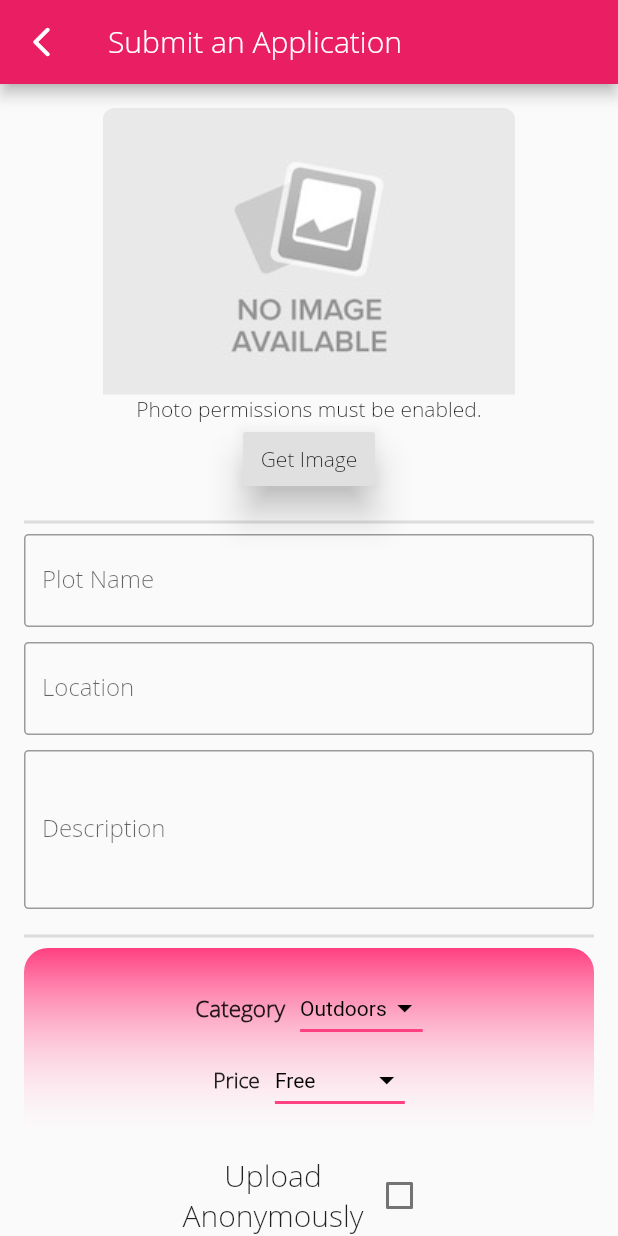
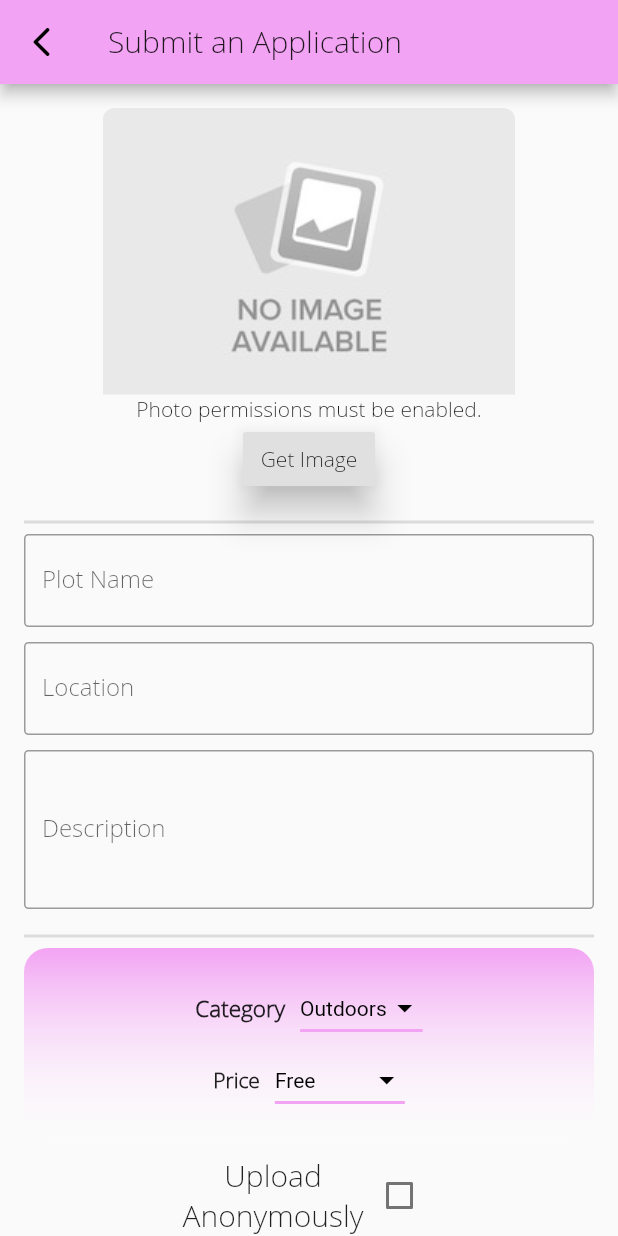
Before and after one commit to hamesjan/cjappp, a Flutter app: the Home screen opened directly, item 3 of the bottom bar chosen, after a tap on the "add" icon, on a phone screen of 412 x 824 dp. Run offline on Flutter 3.47's test engine with Material 2 defaults, Android fonts, the phone set to English and light mode, and no system bars; our stand-ins replace cloud_firestore, device_info, firebase_auth, firebase_core, firebase_storage, flutter_html and 8 more; missing offline and left inert: dart:ffi, firebase_admob, optimized_cached_image; accounts and stored records are empty.

Commit message:
changed colors

```diff
--- a/lib/main.dart
+++ b/lib/main.dart
@@ -3,6 +3,8 @@ import 'package:cjapp/pages/login/login.dart';
 import 'package:cjapp/pages/home.dart';
 import 'package:firebase_auth/firebase_auth.dart' as auth;
 import 'package:firebase_core/firebase_core.dart';
+import 'package:cjapp/services/app_colors.dart';
+
 
 const String testDevice = 'Mobile_id';
 
@@ -23,7 +25,7 @@ class MyApp extends StatelessWidget {
       title: 'plots.',
       theme: ThemeData(
         fontFamily: 'OpenSans',
-        primarySwatch: Colors.pink,
+        primarySwatch: MaterialColor(0xfff2a3f3, color),
       ),
       // home: Home(),
       home: Home(),
--- a/lib/pages/feed/feed.dart
+++ b/lib/pages/feed/feed.dart
@@ -7,6 +7,7 @@ import 'package:firebase_auth/firebase_auth.dart' as auth;
 import 'package:cjapp/services/BaseAuth.dart';
 import 'package:cjapp/widgets/plotserror.dart';
 import 'package:flutter/widgets.dart';
+import 'package:cjapp/services/app_colors.dart';
 import 'package:location/location.dart';
 import 'package:cjapp/pages/map_page/distance_calculator.dart';
 import 'package:cjapp/widgets/no_connection.dart';
@@ -204,7 +205,7 @@ class _FeedState extends State<Feed> {
                               gradient: LinearGradient(
                                   begin: Alignment.topCenter,
                                   end: Alignment.bottomCenter,
-                                  colors: [Colors.pinkAccent, Colors.white10])),
+                                  colors: [MaterialColor(0xfff2a3f3, color), Colors.white10])),
                           child: Row(
                             mainAxisAlignment: MainAxisAlignment.spaceEvenly,
                             children: <Widget>[
@@ -235,7 +236,7 @@ class _FeedState extends State<Feed> {
                                         ),
                                         underline: Container(
                                           height: 2,
-                                          color: Colors.pinkAccent,
+                                          color: MaterialColor(0xfff2a3f3, color),
                                         ),
                                         onChanged: (String newValue) {
                                           setState(() {
@@ -278,7 +279,7 @@ class _FeedState extends State<Feed> {
                                         ),
                                         underline: Container(
                                           height: 2,
-                                          color: Colors.pinkAccent,
+                                          color: MaterialColor(0xfff2a3f3, color),
                                         ),
                                         onChanged: (String newValue) {
                                           setState(() {
@@ -325,7 +326,7 @@ class _FeedState extends State<Feed> {
                                         style: TextStyle(color: Colors.black),
                                         underline: Container(
                                           height: 2,
-                                          color: Colors.pinkAccent,
+                                          color: MaterialColor(0xfff2a3f3, color),
                                         ),
                                         onChanged: (String newValue) {
                                           setState(() {
@@ -372,7 +373,7 @@ class _FeedState extends State<Feed> {
                                         ),
                                         underline: Container(
                                           height: 2,
-                                          color: Colors.pinkAccent,
+                                          color: MaterialColor(0xfff2a3f3, color),
                                         ),
                                         onChanged: (double newValue) {
                                           setState(() {
@@ -423,7 +424,7 @@ class _FeedState extends State<Feed> {
                         ),
                         Divider(
                           thickness: 3,
-                          color: Colors.pinkAccent,
+                          color: MaterialColor(0xfff2a3f3, color),
                         ),
                         SizedBox(
                           height: 5,
--- a/lib/pages/home.dart
+++ b/lib/pages/home.dart
@@ -11,6 +11,7 @@ import 'package:firebase_auth/firebase_auth.dart' as auth;
 import 'package:cjapp/services/lifecycle_handler.dart';
 import 'package:location/location.dart';
 import 'package:cjapp/pages/profile/new_place.dart';
+import 'package:cjapp/services/app_colors.dart';
 import 'package:cjapp/pages/profile/profile.dart';
 
 class Home extends StatefulWidget {
@@ -74,15 +75,15 @@ class _HomeState extends State<Home> with SingleTickerProviderStateMixin {
         elevation: 0,
         title: Text(
           'Welcome',
-          style: TextStyle(color: Colors.white, fontSize: 22),
+          style: TextStyle(color: Colors.black, fontSize: 22),
         ),
-        backgroundColor: Colors.pinkAccent,
+        backgroundColor: MaterialColor(0xfff2a3f3, color),
         actions: <Widget>[
           _auth.currentUser == null ?
           IconButton(
             icon: Icon(
               Icons.login,
-              color: Colors.white,
+              color: Colors.black,
             ),
             onPressed: () {
               Navigator.pop(context);
@@ -94,7 +95,7 @@ class _HomeState extends State<Home> with SingleTickerProviderStateMixin {
           ): IconButton(
             icon: Icon(
               Icons.settings,
-              color: Colors.white,
+              color: Colors.black,
             ),
             onPressed: () {
               Navigator.pop(context);
@@ -127,7 +128,7 @@ class _HomeState extends State<Home> with SingleTickerProviderStateMixin {
                   builder: (BuildContext context) => NewPlace()));
         },
         child: Icon(Icons.add),
-        backgroundColor: Colors.pink,
+        backgroundColor: MaterialColor(0xfff2a3f3, color),
       ),
 
       bottomNavigationBar: SafeArea(
--- a/lib/pages/login/login.dart
+++ b/lib/pages/login/login.dart
@@ -87,7 +87,8 @@ class _LoginState extends State<Login> {
   @override
   Widget build(BuildContext context) {
     return Scaffold(
-      body: Container(
+      body: SingleChildScrollView(
+        child: Container(
           padding: EdgeInsets.all(16),
           child: Form(
             key: _loginFormKey,
@@ -194,6 +195,7 @@ class _LoginState extends State<Login> {
             ),
           ),
         ),
+      )
     );
   }
 }
--- a/lib/pages/profile/new_place.dart
+++ b/lib/pages/profile/new_place.dart
@@ -1,15 +1,14 @@
+import 'package:cjapp/widgets/thank_you.dart';
 import 'package:flutter/cupertino.dart';
 import 'package:flutter/material.dart';
-import 'package:cjapp/pages/home.dart';
 import 'package:cjapp/services/global_functions.dart';
 import 'package:firebase_auth/firebase_auth.dart' as auth;
 import 'package:firebase_storage/firebase_storage.dart';
 import 'package:cloud_firestore/cloud_firestore.dart';
 import 'package:cjapp/services/BaseAuth.dart';
-import 'package:permission_handler/permission_handler.dart';
+import 'package:cjapp/services/app_colors.dart';
 import 'package:image_picker/image_picker.dart';
 import 'package:rounded_loading_button/rounded_loading_button.dart';
-import 'package:cjapp/services/global_functions.dart';
 import 'package:flutter/services.dart';
 import 'dart:async';
 import 'dart:io';
@@ -30,7 +29,7 @@ class _NewPlaceState extends State<NewPlace> {
   String errorMessage;
   String website;
   bool anon = false;
-  String description;
+  String description = '';
   final _submitApplicationForm = GlobalKey<FormState>();
   final RoundedLoadingButtonController _submitButtonController = new RoundedLoadingButtonController();
   final FirebaseFirestore _firestore = FirebaseFirestore.instance;
@@ -109,6 +108,10 @@ class _NewPlaceState extends State<NewPlace> {
       incrementLocalScore();
       _submitButtonController.success();
       Navigator.pop(context);
+      Navigator.push(context,
+      MaterialPageRoute(
+        builder: (BuildContext context) => ThankYou()
+      ));
     } on PlatformException catch (e) {
       print(e);
     } catch (e) {
@@ -256,7 +259,7 @@ class _NewPlaceState extends State<NewPlace> {
                       begin: Alignment.topCenter,
                       end: Alignment.bottomCenter,
                       colors: [
-                        Colors.pinkAccent,
+                        MaterialColor(0xfff2a3f3, color),
                         Colors.white10
                       ]
                   )
@@ -283,7 +286,7 @@ class _NewPlaceState extends State<NewPlace> {
                             ),
                             underline: Container(
                               height: 2,
-                              color: Colors.pinkAccent,
+                              color: MaterialColor(0xfff2a3f3, color),
                             ),
                             onChanged: (String newValue) {
                               setState(() {
@@ -314,7 +317,7 @@ class _NewPlaceState extends State<NewPlace> {
                             style: TextStyle(color: Colors.black),
                             underline: Container(
                               height: 2,
-                              color: Colors.pinkAccent,
+                              color: MaterialColor(0xfff2a3f3, color),
                             ),
                             onChanged: (String newValue) {
                               setState(() {
--- a/lib/pages/profile/profile.dart
+++ b/lib/pages/profile/profile.dart
@@ -57,13 +57,13 @@ class _ProfilePageState extends State<ProfilePage> {
                     gradient: LinearGradient(
                         begin: Alignment.topCenter,
                         end: Alignment.bottomCenter,
-                        colors: [Colors.blueAccent, Colors.white10]),
+                        colors: [Colors.pinkAccent, Colors.white10]),
                   ),
                   child: Row(
                     children: [
                       Icon(
                         Icons.person,
-                        color: Colors.blueAccent,
+                        color: Colors.pinkAccent,
                         size: 125,
                       ),
                       Column(
--- /dev/null
+++ b/lib/services/app_colors.dart
@@ -0,0 +1,19 @@
+import 'package:flutter/material.dart';
+import 'package:flutter/cupertino.dart';
+
+
+// MaterialColor(0xfff2a3f3, color)
+
+Map<int, Color> color =
+{
+  50:Color.fromRGBO(4,131,184, .1),
+  100:Color.fromRGBO(4,131,184, .2),
+  200:Color.fromRGBO(4,131,184, .3),
+  300:Color.fromRGBO(4,131,184, .4),
+  400:Color.fromRGBO(4,131,184, .5),
+  500:Color.fromRGBO(4,131,184, .6),
+  600:Color.fromRGBO(4,131,184, .7),
+  700:Color.fromRGBO(4,131,184, .8),
+  800:Color.fromRGBO(4,131,184, .9),
+  900:Color.fromRGBO(4,131,184, 1),
+};
```
Also changed, not shown: lib/pages/feed/chosen_event.dart (+6 -5 lines), lib/pages/feed/new_review.dart (+6 -7 lines), lib/widgets/thank_you.dart (added, +36 -0 lines), 2 other files. Lines whose indentation alone changed are shown as unchanged.
